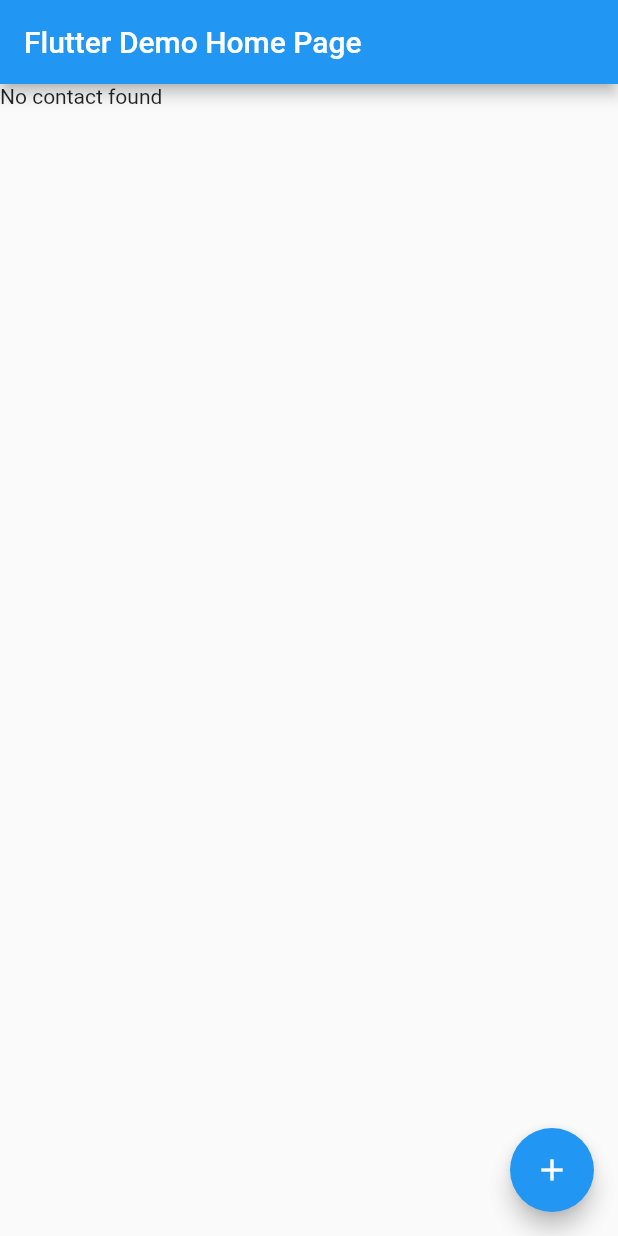
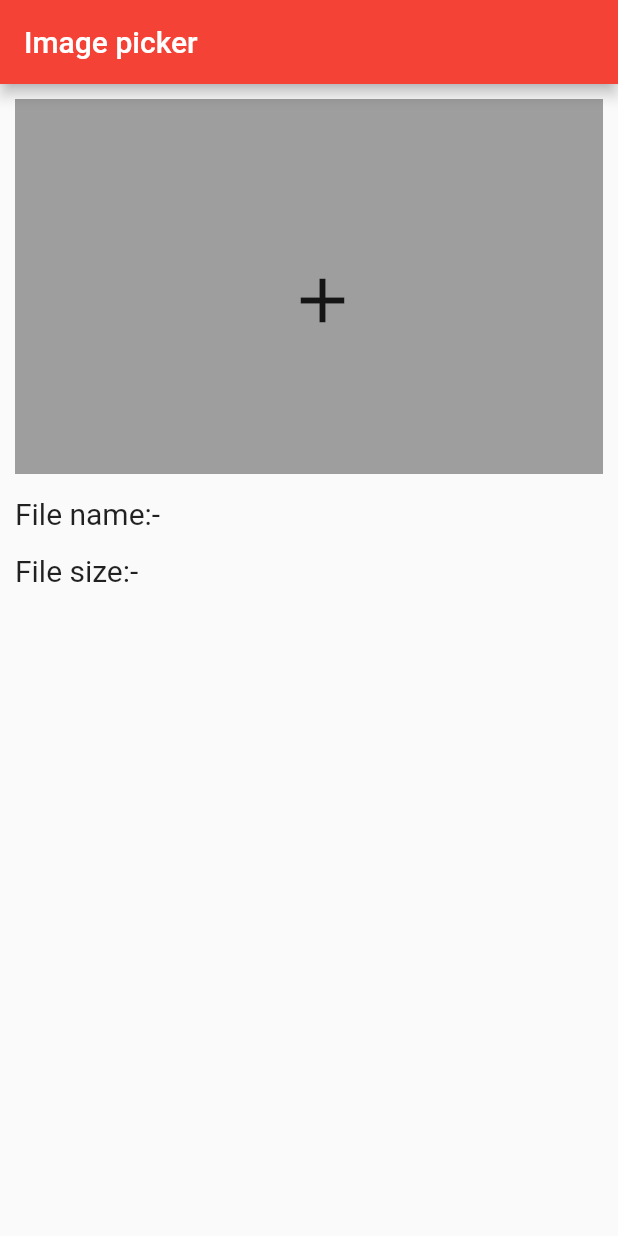
Before and after one commit to sakil007/FlutterSqfliteDemo, a Flutter app: the screen it shows after launch, on a phone screen of 412 x 824 dp. Run offline on Flutter 3.47's test engine with Material 2 defaults, Android fonts, the phone set to English and light mode, and no system bars; our stand-ins replace fluttertoast, image_picker, sqflite; accounts and stored records are empty.

Commit message:
image picker

```diff
--- /dev/null
+++ b/lib/ImagePicker.dart
@@ -0,0 +1,80 @@
+import 'dart:io';
+
+import 'package:flutter/material.dart';
+import 'package:image_picker/image_picker.dart';
+
+
+class ImagePickerScreen extends StatefulWidget{
+  @override
+  State<StatefulWidget> createState() {
+    // TODO: implement createState
+   return _ImagePickerScreen();
+  }
+
+}
+
+class _ImagePickerScreen extends State<ImagePickerScreen>{
+  var fileName="";
+  var fileSize="";
+  final picker = ImagePicker();
+  File imageFile;
+  @override
+  Widget build(BuildContext context) {
+    // TODO: implement build
+    return Scaffold(
+      appBar: AppBar(title: Text("Image picker"),),
+      body: Container(
+        margin: EdgeInsets.all(10),
+        child: Column(
+          children: [
+            Container(
+              width: double.infinity,
+              height: 250,
+              color: Colors.grey,
+              child: imageFile==null?
+              Center(
+                child: IconButton(
+                  onPressed: (){
+                        getImage(ImageSource.gallery);
+                  },
+                  icon: Icon(Icons.add,size: 50,),
+                ),
+              ):Image.file(imageFile)
+            ),
+            SizedBox(height: 15,),
+            Row(
+              children: [
+                 Text("File name:-  ",style: TextStyle(fontSize: 20),),
+                 Text(fileName,style: TextStyle(fontSize: 20),)
+              ],
+            ),
+            SizedBox(height: 15,),
+
+            Row(
+              children: [
+                Text("File size:-  ",style: TextStyle(fontSize: 20),),
+                Text(fileSize,style: TextStyle(fontSize: 20),)
+              ],
+            )
+          ],
+        ),
+      ),
+    );
+  }
+
+
+  Future getImage(imageSource) async {
+    final pickedFile = await picker.getImage(source: imageSource );
+
+    setState(() async {
+      if (pickedFile != null) {
+        imageFile = File(pickedFile.path);
+        fileName=imageFile.path;
+      } else {
+        print('No image selected.');
+      }
+    });
+
+  }
+
+}
--- a/lib/main.dart
+++ b/lib/main.dart
@@ -3,6 +3,7 @@ import 'package:contactapp/DatabaseClient.dart';
 import 'package:contactapp/UpdateContact.dart';
 import 'package:flutter/material.dart';
 
+import 'ImagePicker.dart';
 import 'addContact.dart';
 
 void main() {
@@ -17,10 +18,10 @@ class MyApp extends StatelessWidget {
       title: 'Flutter Demo',
       theme: ThemeData(
         // This is the theme of your application.
-          primarySwatch: Colors.blue,
+          primarySwatch: Colors.red,
            visualDensity: VisualDensity.adaptivePlatformDensity,
       ),
-      home: MyHomePage(title: 'Flutter Demo Home Page'),
+      home: ImagePickerScreen(),
     );
   }
 }
@@ -32,6 +33,20 @@ class MyHomePage extends StatefulWidget {
   @override
   _MyHomePageState createState() => _MyHomePageState();
 }
+
+
+
+
+
+
+
+
+
+
+
+
+
+
 
 class _MyHomePageState extends State<MyHomePage> {
   DatabaseClient databaseClient;
--- a/pubspec.yaml
+++ b/pubspec.yaml
@@ -30,6 +30,7 @@ dependencies:
   # Use with the CupertinoIcons class for iOS style icons.
   cupertino_icons: ^1.0.0
   fluttertoast: ^7.1.6
+  image_picker: ^0.6.7+22
 
 
 dev_dependencies:
```
Also changed, not shown: pubspec.lock, 1 other file.
